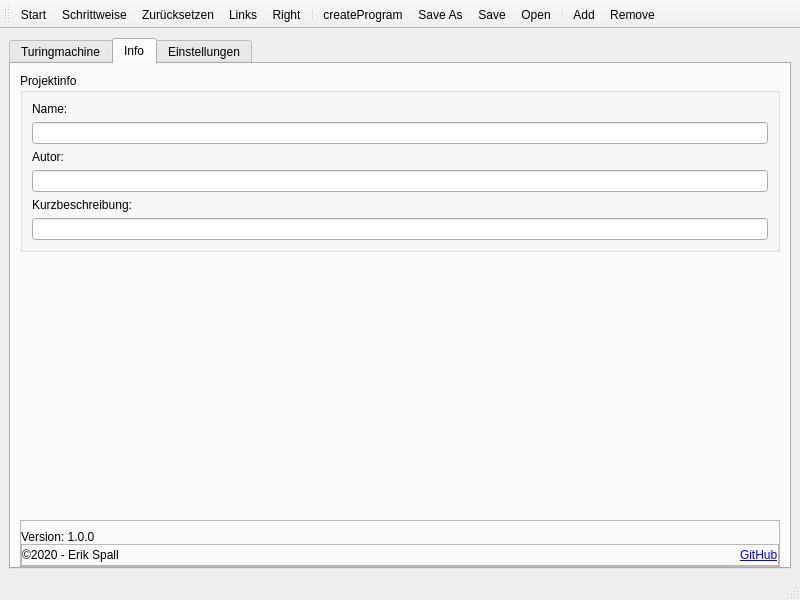
Above: mainwindow.ui from erikspall/turingMaschine before the change. Below: the same form after it.
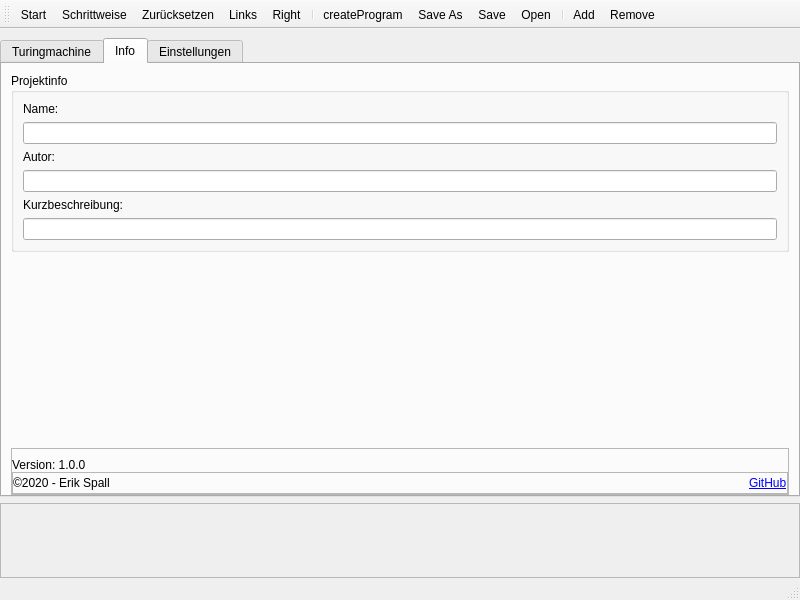
That is the form after the change. Icons and pictures are not drawn.

Commit message: very basic implementation of tape

What changed in the file:
```diff
--- a/mainwindow.ui
+++ b/mainwindow.ui
@@ -15,6 +15,18 @@
   </property>
   <widget class="QWidget" name="centralwidget">
    <layout class="QGridLayout" name="gridLayout">
+    <property name="leftMargin">
+     <number>0</number>
+    </property>
+    <property name="rightMargin">
+     <number>0</number>
+    </property>
+    <property name="bottomMargin">
+     <number>0</number>
+    </property>
+    <property name="verticalSpacing">
+     <number>6</number>
+    </property>
     <item row="0" column="0">
      <widget class="QTabWidget" name="tabWidget">
       <property name="currentIndex">
@@ -316,6 +328,28 @@
       </widget>
      </widget>
     </item>
+    <item row="1" column="0">
+     <widget class="QFrame" name="frameTape">
+      <property name="sizePolicy">
+       <sizepolicy hsizetype="Preferred" vsizetype="Preferred">
+        <horstretch>0</horstretch>
+        <verstretch>0</verstretch>
+       </sizepolicy>
+      </property>
+      <property name="minimumSize">
+       <size>
+        <width>0</width>
+        <height>75</height>
+       </size>
+      </property>
+      <property name="frameShape">
+       <enum>QFrame::StyledPanel</enum>
+      </property>
+      <property name="frameShadow">
+       <enum>QFrame::Raised</enum>
+      </property>
+     </widget>
+    </item>
    </layout>
   </widget>
   <widget class="QMenuBar" name="menubar">
```
The commit also changes 8 other files.
